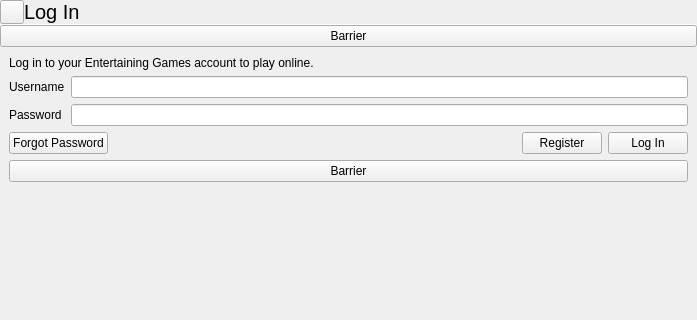
Above: online/logindialog.ui from vicr123/libentertaining before the change; both pictures show x 0 to 697 and y 0 to 320 of the 697 by 476 pixel window. Below: the same form after it.
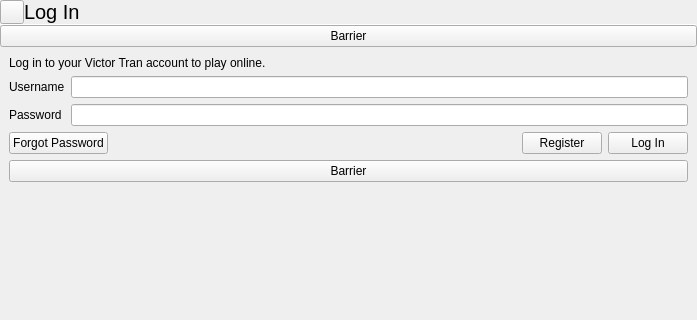
That is the form after the change. Icons and pictures are not drawn. Custom widgets are drawn as their Qt base class.

```diff
--- a/online/logindialog.ui
+++ b/online/logindialog.ui
@@ -139,7 +139,7 @@
          <item row="0" column="0" colspan="2">
           <widget class="QLabel" name="label_2">
            <property name="text">
-            <string>Log in to your Entertaining Games account to play online.</string>
+            <string>Log in to your Victor Tran account to play online.</string>
            </property>
           </widget>
          </item>
```
